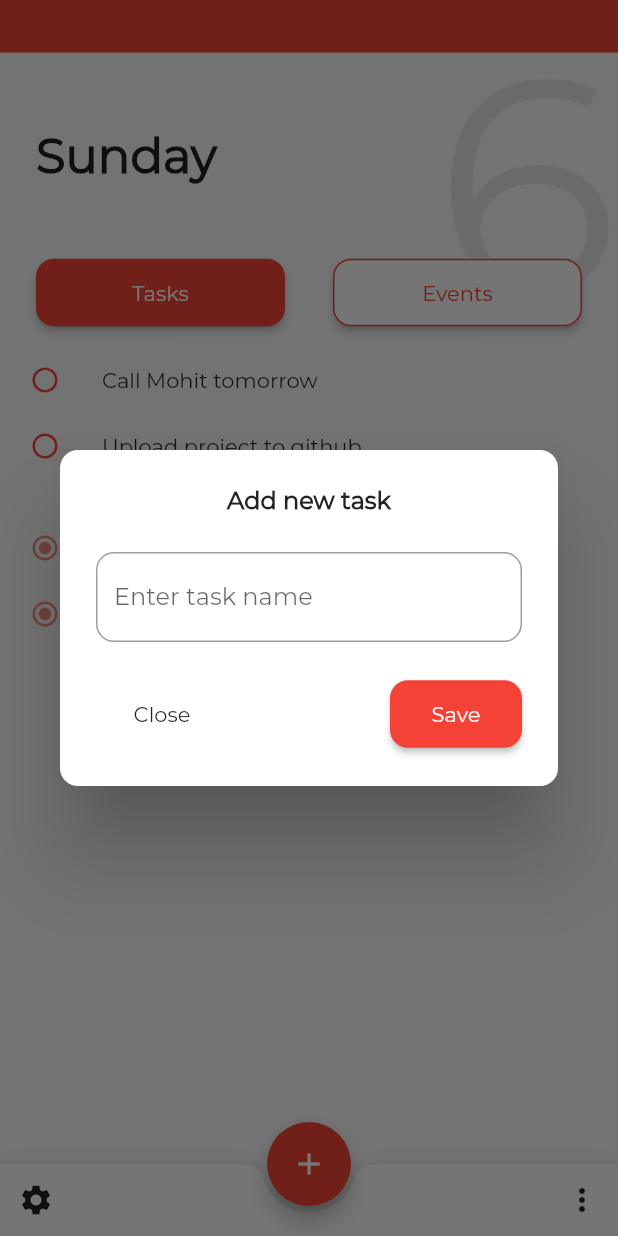
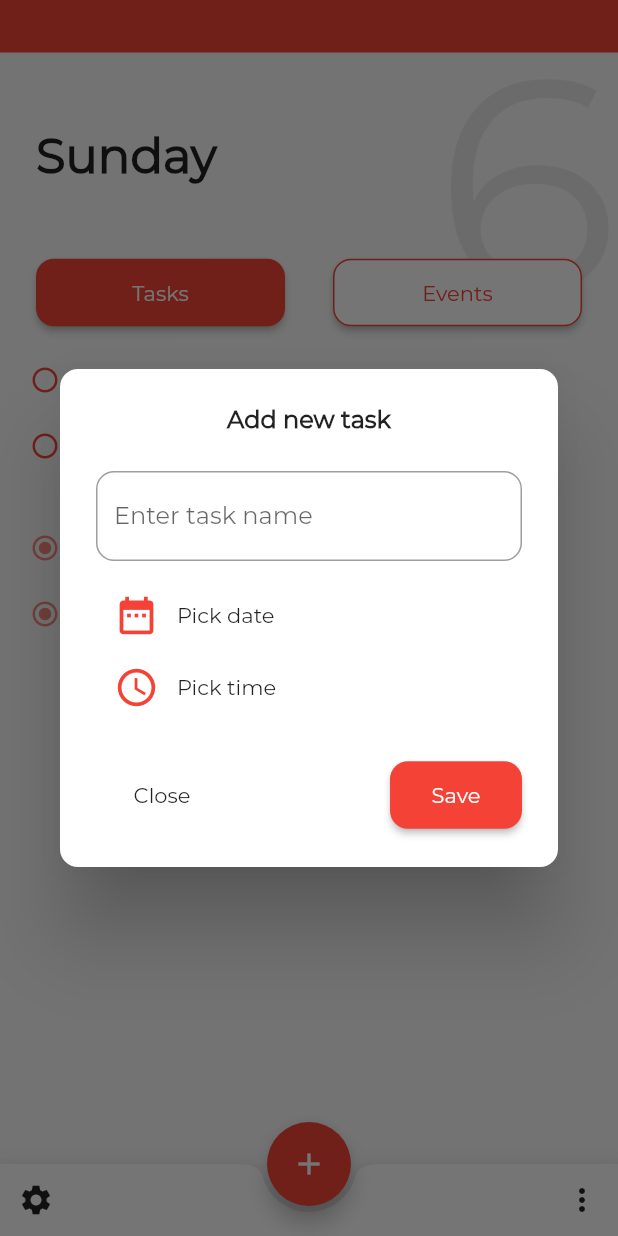
Before and after one commit to MohitP197-zz/Flutter-Task-Management-Laravel-API, a Flutter app: the screen it shows after launch, after a tap on the "add" icon, on a phone screen of 412 x 824 dp. Run offline on Flutter 3.47's test engine with Material 2 defaults, Android fonts, the phone set to English and light mode, and no system bars.

Commit message:
Added pageview for displaying tasks and events

```diff
--- a/lib/main.dart
+++ b/lib/main.dart
@@ -1,8 +1,8 @@
 import 'package:flutter/material.dart';
 import 'package:taskmanagement/pages/event/add_event_page.dart';
-import 'package:taskmanagement/pages/event_page.dart';
+import 'package:taskmanagement/pages/event/event_page.dart';
 import 'package:taskmanagement/pages/task/add_task_page.dart';
-import 'package:taskmanagement/pages/task_page.dart';
+import 'package:taskmanagement/pages/task/task_page.dart';
 import 'package:taskmanagement/widgets/custom_button.dart';
 
 void main() => runApp(MyApp());
@@ -26,8 +26,16 @@ class MyHomePage extends StatefulWidget {
 }
 
 class _MyHomePageState extends State<MyHomePage> {
+  PageController _pageController = PageController();
+
+  double currentPage = 0;
   @override
   Widget build(BuildContext context) {
+    _pageController.addListener(() {
+      setState(() {
+        currentPage = _pageController.page;
+      });
+    });
     return Scaffold(
       body: Stack(
         children: <Widget>[
@@ -53,7 +61,7 @@ class _MyHomePageState extends State<MyHomePage> {
               builder: (BuildContext context) {
                 return Dialog(
                     // child: AddEventPage(),
-                    child: AddTaskPage(),
+                    child: currentPage == 0 ? AddTaskPage() : AddEventPage(),
                     shape: RoundedRectangleBorder(
                         borderRadius: BorderRadius.all(Radius.circular(12))));
               });
@@ -80,7 +88,7 @@ class _MyHomePageState extends State<MyHomePage> {
     );
   }
 
-  Column _mainContent(BuildContext context) {
+  Widget _mainContent(BuildContext context) {
     return Column(
       crossAxisAlignment: CrossAxisAlignment.start,
       children: <Widget>[
@@ -98,8 +106,12 @@ class _MyHomePageState extends State<MyHomePage> {
           padding: const EdgeInsets.all(24.0),
           child: _upcomingEvents(context),
         ),
-        // Expanded(child: EventPage()),
-        Expanded(child: TaskPage()),
+        Expanded(
+            child: PageView(
+          controller: _pageController,
+          children: <Widget>[TaskPage(), EventPage()],
+        )),
+        // Expanded(child: TaskPage()),
       ],
     );
   }
@@ -111,8 +123,13 @@ class _MyHomePageState extends State<MyHomePage> {
             child: CustomButton(
           onPressed: () {},
           buttonText: "Tasks",
-          color: Theme.of(context).accentColor,
-          textColor: Colors.white,
+          color:
+              currentPage < 0.5 ? Theme.of(context).accentColor : Colors.white,
+          textColor:
+              currentPage < 0.5 ? Colors.white : Theme.of(context).accentColor,
+          borderColor: currentPage < 0.5
+              ? Colors.transparent
+              : Theme.of(context).accentColor,
         )),
         SizedBox(
           width: 32,
@@ -121,9 +138,13 @@ class _MyHomePageState extends State<MyHomePage> {
             child: CustomButton(
           onPressed: () {},
           buttonText: "Events",
-          color: Colors.white,
-          textColor: Theme.of(context).accentColor,
-          borderColor: Theme.of(context).accentColor,
+          color:
+              currentPage > 0.5 ? Theme.of(context).accentColor : Colors.white,
+          textColor:
+              currentPage > 0.5 ? Colors.white : Theme.of(context).accentColor,
+          borderColor: currentPage > 0.5
+              ? Colors.transparent
+              : Theme.of(context).accentColor,
         )),
       ],
     );
--- /dev/null
+++ b/lib/pages/event/event_page.dart
@@ -0,0 +1,120 @@
+import 'package:flutter/material.dart';
+import 'package:taskmanagement/widgets/custom_icon_decoration.dart';
+
+class EventPage extends StatefulWidget {
+  @override
+  _EventPageState createState() => _EventPageState();
+}
+
+class Event {
+  final String time;
+  final String task;
+  final String desc;
+  final bool isComplete;
+
+  const Event(this.time, this.task, this.desc, this.isComplete);
+}
+
+final List<Event> _eventList = [
+  new Event("08:00", "Date with gf", "Personal", true),
+  new Event("09:00", "Drop gf to home", "Personal", true),
+  new Event("11:00", "Go to market", "House", false),
+  new Event("5:00", "Meet Bill Dates", "Work", false),
+];
+
+class _EventPageState extends State<EventPage> {
+  @override
+  Widget build(BuildContext context) {
+    double iconSize = 20;
+    return ListView.builder(
+      itemCount: _eventList.length,
+      padding: const EdgeInsets.all(0),
+      itemBuilder: (context, index) {
+        return Padding(
+          padding: const EdgeInsets.only(left: 24.0, right: 24),
+          child: Row(
+            children: <Widget>[
+              _lineStyle(context, index, iconSize, _eventList.length,
+                  _eventList[index].isComplete),
+              Container(
+                decoration: CustomIconDecoration(
+                    iconSize: iconSize,
+                    lineWidth: 1,
+                    firstData: index == 0 ?? true,
+                    lastData: index == _eventList.length - 1 ?? true),
+              ),
+              _displayTime(_eventList[index].time),
+              _displayContent(_eventList[index])
+            ],
+          ),
+        );
+      },
+    );
+  }
+
+  Expanded _displayContent(Event event) {
+    return Expanded(
+      child: Padding(
+        padding: const EdgeInsets.only(top: 12.0, bottom: 12.0),
+        child: Container(
+          padding: const EdgeInsets.all(14.0),
+          decoration: BoxDecoration(
+              color: Colors.white,
+              borderRadius: BorderRadius.all(Radius.circular(12)),
+              boxShadow: [
+                BoxShadow(
+                  color: Color(0x20000000),
+                  blurRadius: 5,
+                  offset: Offset(0, 3),
+                )
+              ]),
+          child: Column(
+            crossAxisAlignment: CrossAxisAlignment.start,
+            children: <Widget>[
+              Text(event.task),
+              SizedBox(
+                height: 12,
+              ),
+              Text(event.desc),
+            ],
+          ),
+        ),
+      ),
+    );
+  }
+
+  Container _displayTime(String time) {
+    return Container(
+        width: 80,
+        child: Padding(
+          padding: const EdgeInsets.only(left: 8.0),
+          child: Text(time),
+        ));
+  }
+
+  Container _lineStyle(BuildContext context, int index, double iconSize,
+      int listLength, bool isComplete) {
+    return Container(
+        decoration: CustomIconDecoration(
+            iconSize: iconSize,
+            lineWidth: 1,
+            firstData: index == 0 ?? true,
+            lastData: index == listLength - 1 ?? true),
+        child: Container(
+          decoration: BoxDecoration(
+              borderRadius: BorderRadius.all(Radius.circular(50)),
+              boxShadow: [
+                BoxShadow(
+                    offset: Offset(0, 3),
+                    color: Color(0x20000000),
+                    blurRadius: 5)
+              ]),
+          child: Icon(
+              isComplete
+                  ? Icons.fiber_manual_record
+                  : Icons.radio_button_unchecked,
+              size: iconSize,
+              color: Theme.of(context).accentColor),
+        ));
+  }
+}
--- a/lib/pages/task/add_task_page.dart
+++ b/lib/pages/task/add_task_page.dart
@@ -1,5 +1,7 @@
 import 'package:flutter/material.dart';
 import 'package:taskmanagement/widgets/custom_button.dart';
+import 'package:taskmanagement/widgets/custom_date_time_picker.dart';
+import 'package:taskmanagement/widgets/custom_modal_action_button.dart';
 import 'package:taskmanagement/widgets/custom_textfield.dart';
 
 class AddTaskPage extends StatefulWidget {
@@ -8,6 +10,32 @@ class AddTaskPage extends StatefulWidget {
 }
 
 class _AddTaskPageState extends State<AddTaskPage> {
+  String _selectedDate = 'Pick date';
+  String _selectedTime = 'Pick time';
+
+  Future _pickDate() async {
+    DateTime datepick = await showDatePicker(
+        context: context,
+        initialDate: new DateTime.now(),
+        firstDate: new DateTime.now().add(Duration(days: -365)),
+        lastDate: new DateTime.now().add(Duration(days: 365)));
+
+    if (datepick != null)
+      setState(() {
+        _selectedDate = datepick.toString();
+      });
+  }
+
+  Future _pickTime() async {
+    TimeOfDay timepick = await showTimePicker(
+        context: context, initialTime: new TimeOfDay.now());
+    if (timepick != null) {
+      setState(() {
+        _selectedTime = timepick.toString();
+      });
+    }
+  }
+
   @override
   Widget build(BuildContext context) {
     return Padding(
@@ -25,31 +53,29 @@ class _AddTaskPageState extends State<AddTaskPage> {
           ),
           CustomTextField(labelText: 'Enter task name'),
           SizedBox(
+            height: 12,
+          ),
+          CustomDateTimePicker(
+            icon: Icons.date_range,
+            onPressed: _pickDate,
+            value: _selectedDate,
+          ),
+          CustomDateTimePicker(
+            icon: Icons.access_time,
+            onPressed: _pickTime,
+            value: _selectedTime,
+          ),
+          SizedBox(
             height: 24,
           ),
-          _actionButton(context)
+          CustomModalActionButton(
+            onCLose: () {
+              Navigator.of(context).pop();
+            },
+            onSave: () {},
+          )
         ],
       ),
     );
   }
-
-  Widget _actionButton(BuildContext context) {
-    return Row(
-      mainAxisAlignment: MainAxisAlignment.spaceBetween,
-      children: <Widget>[
-        CustomButton(
-          onPressed: () {
-            Navigator.of(context).pop();
-          },
-          buttonText: "Close",
-        ),
-        CustomButton(
-          onPressed: () {},
-          buttonText: "Save",
-          color: Theme.of(context).accentColor,
-          textColor: Colors.white,
-        )
-      ],
-    );
-  }
 }
--- /dev/null
+++ b/lib/widgets/custom_date_time_picker.dart
@@ -0,0 +1,32 @@
+import 'package:flutter/material.dart';
+
+class CustomDateTimePicker extends StatelessWidget {
+  final VoidCallback onPressed;
+  final IconData icon;
+  final String value;
+
+  CustomDateTimePicker(
+      {@required this.onPressed, @required this.icon, @required this.value});
+  @override
+  Widget build(BuildContext context) {
+    return FlatButton(
+      padding: EdgeInsets.zero,
+      onPressed: onPressed,
+      child: Padding(
+        padding: const EdgeInsets.only(left: 12.0),
+        child: Row(
+          children: <Widget>[
+            Icon(icon, color: Theme.of(context).accentColor, size: 30),
+            SizedBox(
+              width: 12,
+            ),
+            Text(
+              value,
+              style: TextStyle(fontSize: 14),
+            )
+          ],
+        ),
+      ),
+    );
+  }
+}
--- /dev/null
+++ b/lib/widgets/custom_icon_decoration.dart
@@ -0,0 +1,66 @@
+import 'package:flutter/material.dart';
+
+class CustomIconDecoration extends Decoration {
+  final double iconSize;
+  final double lineWidth;
+  final bool firstData;
+  final bool lastData;
+
+  CustomIconDecoration({
+    @required double iconSize,
+    @required double lineWidth,
+    @required bool firstData,
+    @required bool lastData,
+  })  : this.iconSize = iconSize,
+        this.lineWidth = lineWidth,
+        this.firstData = firstData,
+        this.lastData = lastData;
+
+  @override
+  BoxPainter createBoxPainter([onChanged]) {
+    return IconLine(
+        iconSize: iconSize,
+        lineWidth: lineWidth,
+        firstData: firstData,
+        lastData: lastData);
+  }
+}
+
+class IconLine extends BoxPainter {
+  final double iconSize;
+  final bool firstData;
+  final bool lastData;
+
+  final Paint paintLine;
+
+  IconLine({
+    @required double iconSize,
+    @required double lineWidth,
+    @required bool firstData,
+    @required bool lastData,
+  })  : this.iconSize = iconSize,
+        this.firstData = firstData,
+        this.lastData = lastData,
+        paintLine = Paint()
+          ..color = Colors.red
+          ..strokeCap = StrokeCap.round
+          ..strokeWidth = lineWidth
+          ..style = PaintingStyle.stroke;
+  @override
+  void paint(Canvas canvas, Offset offset, ImageConfiguration configuration) {
+    final leftOffset = Offset((iconSize / 2) + 24, offset.dy);
+    final double iconSpace = iconSize / 1.5;
+    final Offset top = configuration.size.topLeft(Offset(leftOffset.dx, 0.0));
+    final Offset centerTop = configuration.size
+        .centerLeft(Offset(leftOffset.dx, leftOffset.dy - iconSpace));
+
+    final Offset centerBottom = configuration.size
+        .centerLeft(Offset(leftOffset.dx, leftOffset.dy + iconSpace));
+
+    final Offset end =
+        configuration.size.bottomLeft(Offset(leftOffset.dx, leftOffset.dy * 2));
+
+    if (!firstData) canvas.drawLine(top, centerTop, paintLine);
+    if (!lastData) canvas.drawLine(centerBottom, end, paintLine);
+  }
+}
--- /dev/null
+++ b/lib/widgets/custom_modal_action_button.dart
@@ -0,0 +1,28 @@
+import 'package:flutter/material.dart';
+
+import 'custom_button.dart';
+
+class CustomModalActionButton extends StatelessWidget {
+  final VoidCallback onCLose;
+  final VoidCallback onSave;
+
+  CustomModalActionButton({@required this.onCLose, @required this.onSave});
+  @override
+  Widget build(BuildContext context) {
+    return Row(
+      mainAxisAlignment: MainAxisAlignment.spaceBetween,
+      children: <Widget>[
+        CustomButton(
+          onPressed: onCLose,
+          buttonText: "Close",
+        ),
+        CustomButton(
+          onPressed: onSave,
+          buttonText: "Save",
+          color: Theme.of(context).accentColor,
+          textColor: Colors.white,
+        )
+      ],
+    );
+  }
+}
```
Also changed, not shown: lib/pages/event/add_event_page.dart (+26 -56 lines), lib/pages/event_page.dart (deleted, +0 -164 lines), lib/pages/task/task_page.dart (renamed from lib/pages/task_page.dart).
